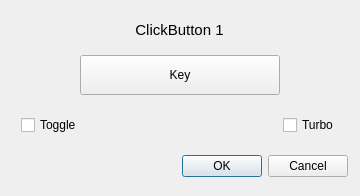
AntiMicroX/antimicrox, file dpadbuttoneditdialog.ui: the form before one commit.
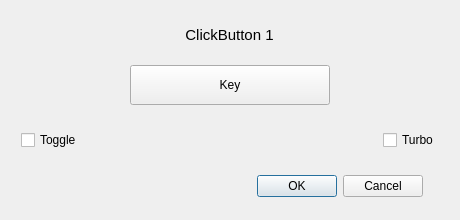
The form after the commit. Custom widgets are drawn as their Qt base class.

The edit to the form file:
```diff
--- a/dpadbuttoneditdialog.ui
+++ b/dpadbuttoneditdialog.ui
@@ -6,10 +6,16 @@
    <rect>
     <x>0</x>
     <y>0</y>
-    <width>360</width>
-    <height>196</height>
+    <width>460</width>
+    <height>220</height>
    </rect>
   </property>
+  <property name="minimumSize">
+   <size>
+    <width>460</width>
+    <height>0</height>
+   </size>
+  </property>
   <property name="windowTitle">
    <string>Dialog</string>
   </property>
```
Left out of the diff: 8 changed lines with no effect on the pictures.
